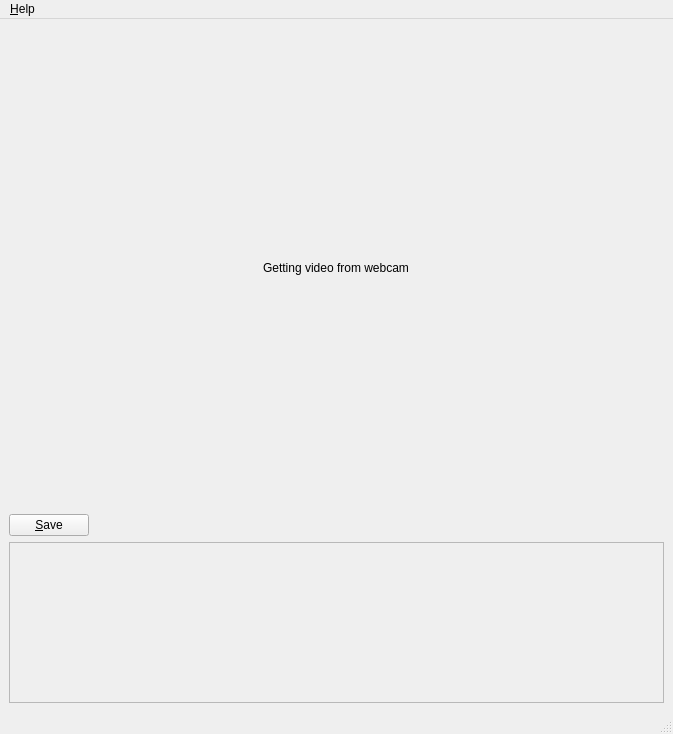
Above: ui/mainwindow.ui from jnmbk/kamera before the change. Below: the same form after it.
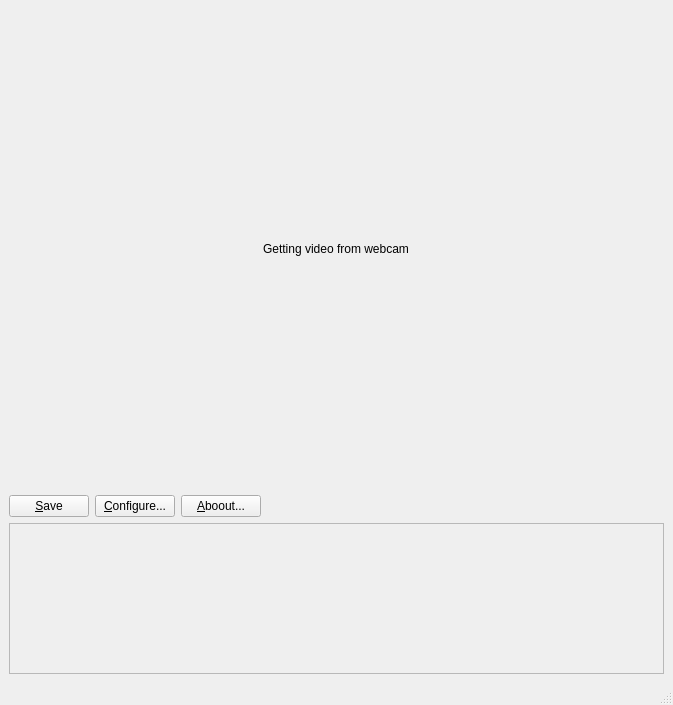
That is the form after the change. Icons and pictures are not drawn.

The edit to the form file:
```diff
--- a/ui/mainwindow.ui
+++ b/ui/mainwindow.ui
@@ -6,7 +6,7 @@
     <x>0</x>
     <y>0</y>
     <width>673</width>
-    <height>734</height>
+    <height>705</height>
    </rect>
   </property>
   <property name="windowTitle" >
@@ -75,6 +75,20 @@
           </property>
          </widget>
         </item>
+        <item>
+         <widget class="QPushButton" name="pushButton_configure" >
+          <property name="text" >
+           <string>&amp;Configure...</string>
+          </property>
+         </widget>
+        </item>
+        <item>
+         <widget class="QPushButton" name="pushButton_about" >
+          <property name="text" >
+           <string>&amp;Aboout...</string>
+          </property>
+         </widget>
+        </item>
         <item>
          <spacer name="horizontalSpacer" >
           <property name="orientation" >
@@ -118,34 +132,6 @@
    </layout>
   </widget>
   <widget class="QStatusBar" name="statusbar" />
-  <widget class="QMenuBar" name="menuBar" >
-   <property name="geometry" >
-    <rect>
-     <x>0</x>
-     <y>0</y>
-     <width>673</width>
-     <height>29</height>
-    </rect>
-   </property>
-   <widget class="QMenu" name="menu_Help" >
-    <property name="title" >
-     <string>&amp;Help</string>
-    </property>
-    <addaction name="action_About_Kamera" />
-    <addaction name="action_About_Qt" />
-   </widget>
-   <addaction name="menu_Help" />
-  </widget>
-  <action name="action_About_Qt" >
-   <property name="text" >
-    <string>About &amp;Qt...</string>
-   </property>
-  </action>
-  <action name="action_About_Kamera" >
-   <property name="text" >
-    <string>About &amp;Kamera...</string>
-   </property>
-  </action>
  </widget>
  <resources>
   <include location="../data/kamera.qrc" />
```
